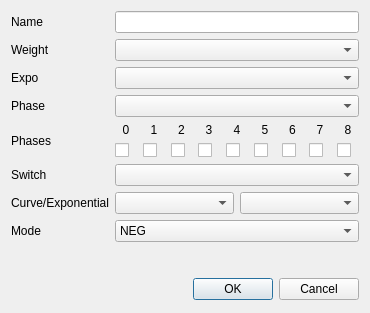
Before: the Qt Designer form src/expodialog.ui in roberto1903/companion9x, drawn with Qt 5.
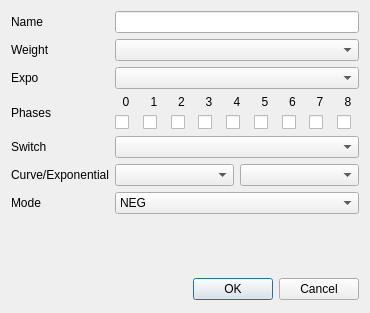
After: the same form once the commit is applied. Icons and pictures are not drawn.

Patch:
```diff
--- a/src/expodialog.ui
+++ b/src/expodialog.ui
@@ -59,20 +59,6 @@
     </widget>
    </item>
    <item row="3" column="0">
-    <widget class="QLabel" name="label_phase">
-     <property name="text">
-      <string>Phase</string>
-     </property>
-    </widget>
-   </item>
-   <item row="3" column="1">
-    <widget class="QComboBox" name="phasesCB">
-     <property name="whatsThis">
-      <string>Phase used by the expo.</string>
-     </property>
-    </widget>
-   </item>
-   <item row="4" column="0">
     <widget class="QLabel" name="label_phases">
      <property name="text">
       <string>Phases</string>
@@ -95,7 +81,7 @@
      </property>
     </widget>
    </item>
-   <item row="8" column="0" colspan="2">
+   <item row="7" column="0" colspan="2">
     <spacer name="verticalSpacer">
      <property name="orientation">
       <enum>Qt::Vertical</enum>
@@ -108,7 +94,7 @@
      </property>
     </spacer>
    </item>
-   <item row="4" column="1">
+   <item row="3" column="1">
     <layout class="QGridLayout" name="gridLayout_4">
      <item row="0" column="0">
       <widget class="QLabel" name="lb_FP0">
@@ -265,14 +251,14 @@
      </item>
     </layout>
    </item>
-   <item row="5" column="0">
+   <item row="4" column="0">
     <widget class="QLabel" name="label_7">
      <property name="text">
       <string>Switch</string>
      </property>
     </widget>
    </item>
-   <item row="5" column="1">
+   <item row="4" column="1">
     <widget class="QComboBox" name="switchesCB">
      <property name="whatsThis">
       <string>Switch used by the expo.
@@ -280,14 +266,14 @@
      </property>
     </widget>
    </item>
-   <item row="6" column="0">
+   <item row="5" column="0">
     <widget class="QLabel" name="label_curves">
      <property name="text">
       <string>Curve/Exponential</string>
      </property>
     </widget>
    </item>
-   <item row="6" column="1">
+   <item row="5" column="1">
     <layout class="QHBoxLayout" name="horizontalLayout">
      <item>
       <widget class="QComboBox" name="curvesCB">
@@ -308,14 +294,14 @@
      </item>
     </layout>
    </item>
-   <item row="7" column="0">
+   <item row="6" column="0">
     <widget class="QLabel" name="label_9">
      <property name="text">
       <string>Mode</string>
      </property>
     </widget>
    </item>
-   <item row="7" column="1">
+   <item row="6" column="1">
     <widget class="QComboBox" name="modeCB">
      <item>
       <property name="text">
```
Left out of the diff: 2 changed lines with no effect on the pictures.
